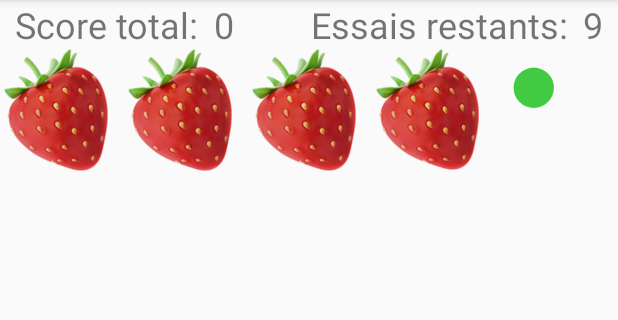
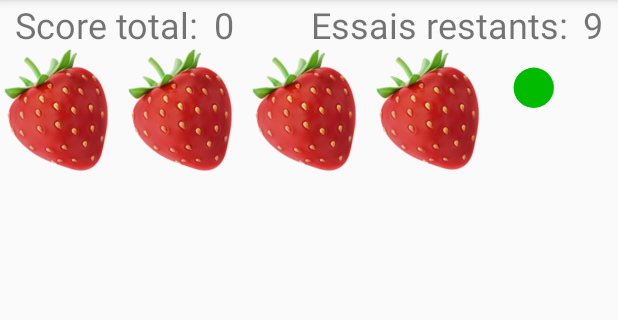
Before and after one commit to pea-pousset/FruityMind, an Android app: the screen it shows after launch (MainActivity), after a tap on "VALIDER", on a phone screen of 412 x 824 dp, the part 84-404 px from its top. Run offline under Robolectric (Android 15) with nearby library versions, the phone set to English and light mode, and no system bars.

Commit message:
Change la couleur des pastilles

```diff
--- a/app/src/main/java/fr/epsi/fruitymind/EvalView.java
+++ b/app/src/main/java/fr/epsi/fruitymind/EvalView.java
@@ -149,9 +149,9 @@ public class EvalView extends View
         void setScore(int i)
         {
             if (i == 0)
-                m_paintInner.setColor(0xBB00BB00);
+                m_paintInner.setColor(0xFF00BB00);
             else if (i == 1)
-                m_paintInner.setColor(0xBBBB4400);
+                m_paintInner.setColor(0xFFEB6200);
             else
                 m_paintInner.setColor(0);
         }
```
